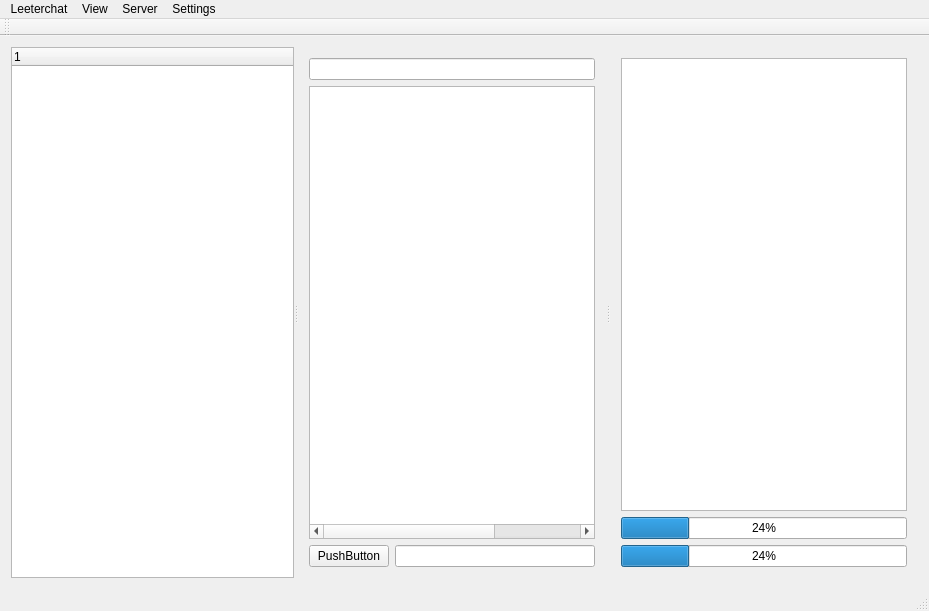
Old version of the form leeterchat/mainwindow.ui in the repository leeter/leeterchat.
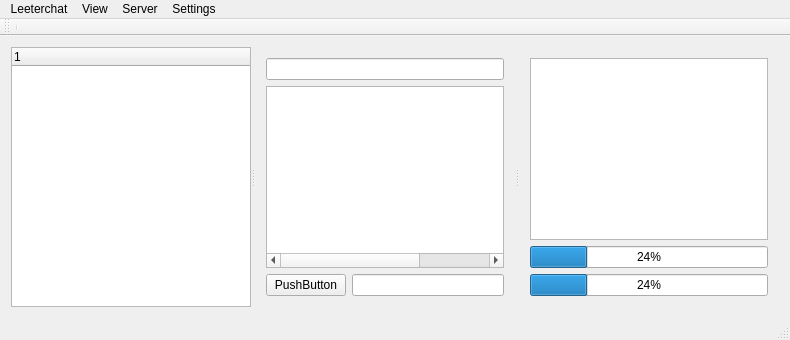
New version of the form.

```diff
--- a/leeterchat/mainwindow.ui
+++ b/leeterchat/mainwindow.ui
@@ -9,26 +9,29 @@
    <rect>
     <x>0</x>
     <y>0</y>
-    <width>929</width>
-    <height>611</height>
+    <width>790</width>
+    <height>340</height>
    </rect>
   </property>
+  <property name="minimumSize">
+   <size>
+    <width>790</width>
+    <height>340</height>
+   </size>
+  </property>
   <property name="windowTitle">
    <string>MainWindow</string>
   </property>
   <widget class="QWidget" name="centralWidget">
-   <property name="sizePolicy">
-    <sizepolicy hsizetype="Maximum" vsizetype="Maximum">
-     <horstretch>0</horstretch>
-     <verstretch>0</verstretch>
-    </sizepolicy>
-   </property>
    <property name="autoFillBackground">
     <bool>true</bool>
    </property>
    <layout class="QVBoxLayout" name="verticalLayout_3">
     <item>
      <widget class="QSplitter" name="splitter">
+      <property name="autoFillBackground">
+       <bool>true</bool>
+      </property>
       <property name="orientation">
        <enum>Qt::Horizontal</enum>
       </property>
@@ -45,14 +48,20 @@
          <height>0</height>
         </size>
        </property>
+       <property name="autoFillBackground">
+        <bool>true</bool>
+       </property>
        <column>
         <property name="text">
          <string notr="true">1</string>
         </property>
        </column>
       </widget>
-      <widget class="QWidget" name="">
+      <widget class="QWidget" name="layoutWidget">
        <layout class="QVBoxLayout" name="verticalLayout">
+        <property name="sizeConstraint">
+         <enum>QLayout::SetNoConstraint</enum>
+        </property>
         <item>
          <widget class="QLineEdit" name="lineEdit_2"/>
         </item>
@@ -112,10 +121,10 @@
         </item>
        </layout>
       </widget>
-      <widget class="QWidget" name="">
+      <widget class="QWidget" name="layoutWidget">
        <layout class="QVBoxLayout" name="verticalLayout_2">
         <property name="sizeConstraint">
-         <enum>QLayout::SetMinimumSize</enum>
+         <enum>QLayout::SetNoConstraint</enum>
         </property>
         <item>
          <widget class="QListWidget" name="listWidget">
@@ -158,7 +167,7 @@
     <rect>
      <x>0</x>
      <y>0</y>
-     <width>929</width>
+     <width>790</width>
      <height>25</height>
     </rect>
    </property>
@@ -204,6 +213,7 @@
    <attribute name="toolBarBreak">
     <bool>false</bool>
    </attribute>
+   <addaction name="separator"/>
   </widget>
   <widget class="QStatusBar" name="statusBar"/>
   <action name="actionQuit">
```
Left out of the diff: 29 changed lines with no effect on the pictures.
